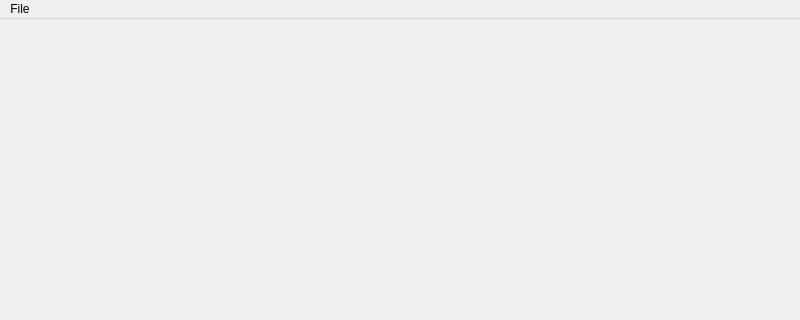
Before: the Qt Designer form BulkCopyScape-pyqt/resources/widgets/mainwindow.ui in justinmichaelvieira/BulkCopyscape, drawn with Qt 5; both pictures show x 0 to 800 and y 0 to 320 of the 800 by 600 pixel window.
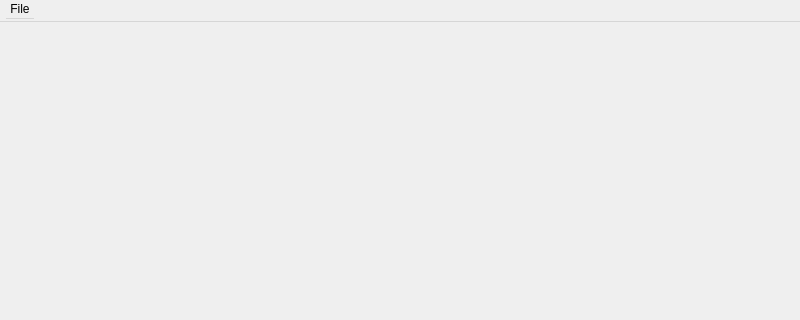
After: the same form once the commit is applied.

The edit to the form file:
```diff
--- a/BulkCopyScape-pyqt/resources/widgets/mainwindow.ui
+++ b/BulkCopyScape-pyqt/resources/widgets/mainwindow.ui
@@ -40,6 +40,12 @@
      <height>22</height>
     </rect>
    </property>
+   <property name="minimumSize">
+    <size>
+     <width>50</width>
+     <height>22</height>
+    </size>
+   </property>
    <widget class="QMenu" name="menuFile">
     <property name="title">
      <string>File</string>
```
